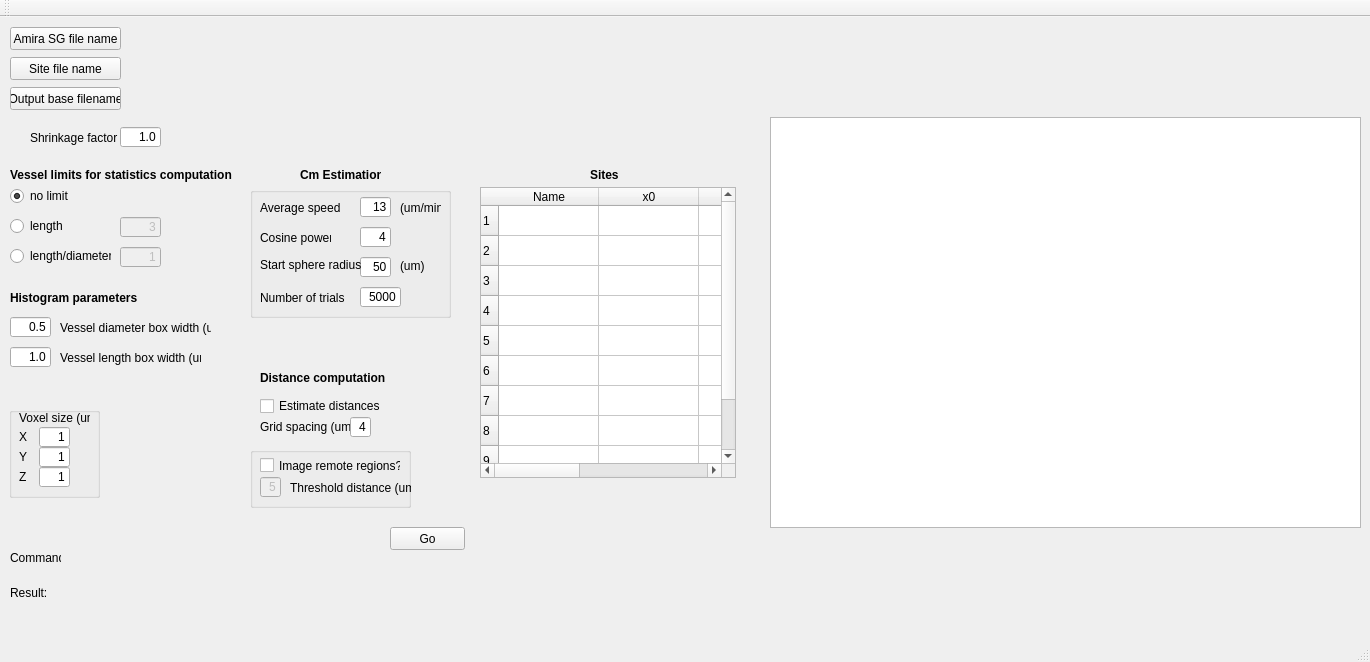
The window that Qt/Batcher/mainwindow.ui (gibbogle/vessel-tools) describes before a commit, drawn with Qt 5.
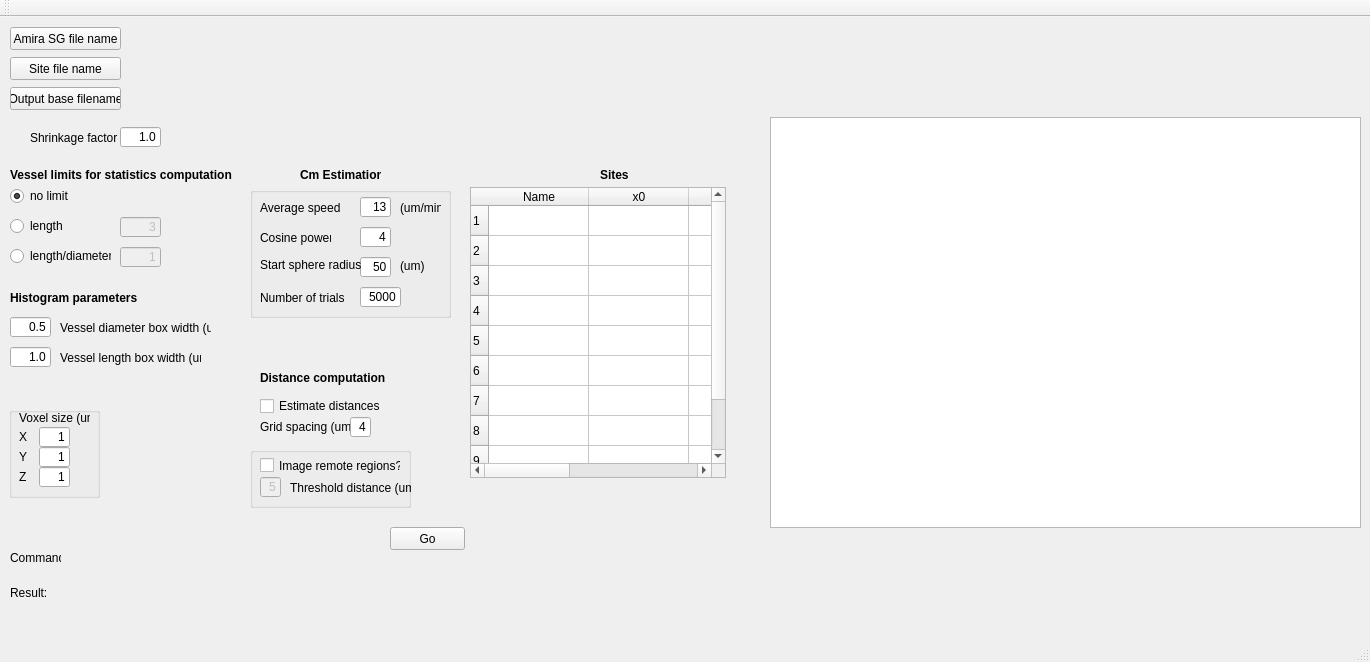
The same window after the commit.

```diff
--- a/Qt/Batcher/mainwindow.ui
+++ b/Qt/Batcher/mainwindow.ui
@@ -506,7 +506,7 @@
    <widget class="QTableWidget" name="tableWidget">
     <property name="geometry">
      <rect>
-      <x>480</x>
+      <x>470</x>
       <y>170</y>
       <width>256</width>
       <height>291</height>
@@ -629,7 +629,7 @@
    <widget class="QLabel" name="label_sites">
     <property name="geometry">
      <rect>
-      <x>590</x>
+      <x>600</x>
       <y>150</y>
       <width>31</width>
       <height>16</height>
```
Left out of the diff: 2 changed lines with no effect on the pictures.
